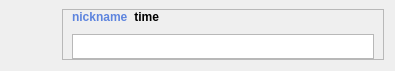
Qt form customwidgets/messagewidget.ui (nillerusr/qVK) before a commit.
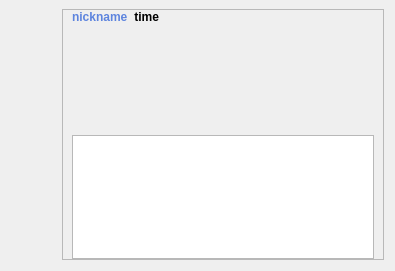
The same form after that commit. Icons and pictures are not drawn. Custom widgets are drawn as their Qt base class.

Diff of the .ui file:
```diff
--- a/customwidgets/messagewidget.ui
+++ b/customwidgets/messagewidget.ui
@@ -7,7 +7,7 @@
     <x>0</x>
     <y>0</y>
     <width>395</width>
-    <height>71</height>
+    <height>271</height>
    </rect>
   </property>
   <property name="sizePolicy">
@@ -201,7 +201,7 @@
           <property name="topMargin">
            <number>0</number>
           </property>
-          <item>
+          <item alignment="Qt::AlignTop">
            <widget class="WTextBrowser" name="message">
             <property name="enabled">
              <bool>true</bool>
@@ -214,8 +214,8 @@
             </property>
             <property name="minimumSize">
              <size>
-              <width>1</width>
-              <height>25</height>
+              <width>0</width>
+              <height>0</height>
              </size>
             </property>
             <property name="baseSize">
```
Left out of the diff: 7 changed lines with no effect on the pictures.
